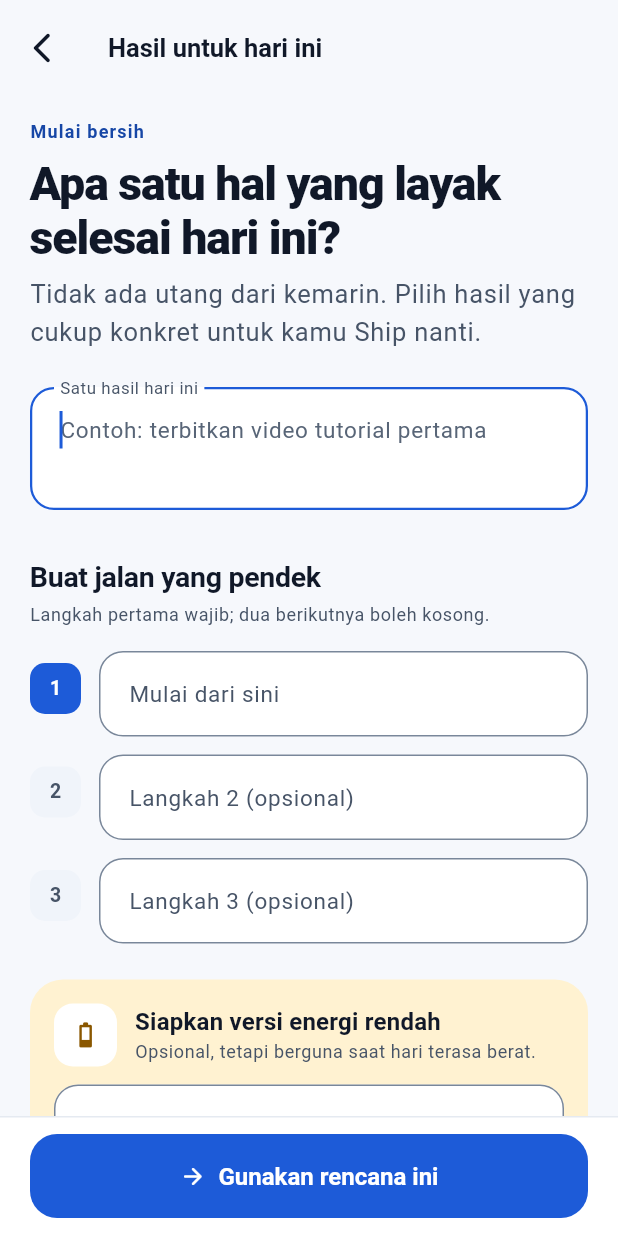
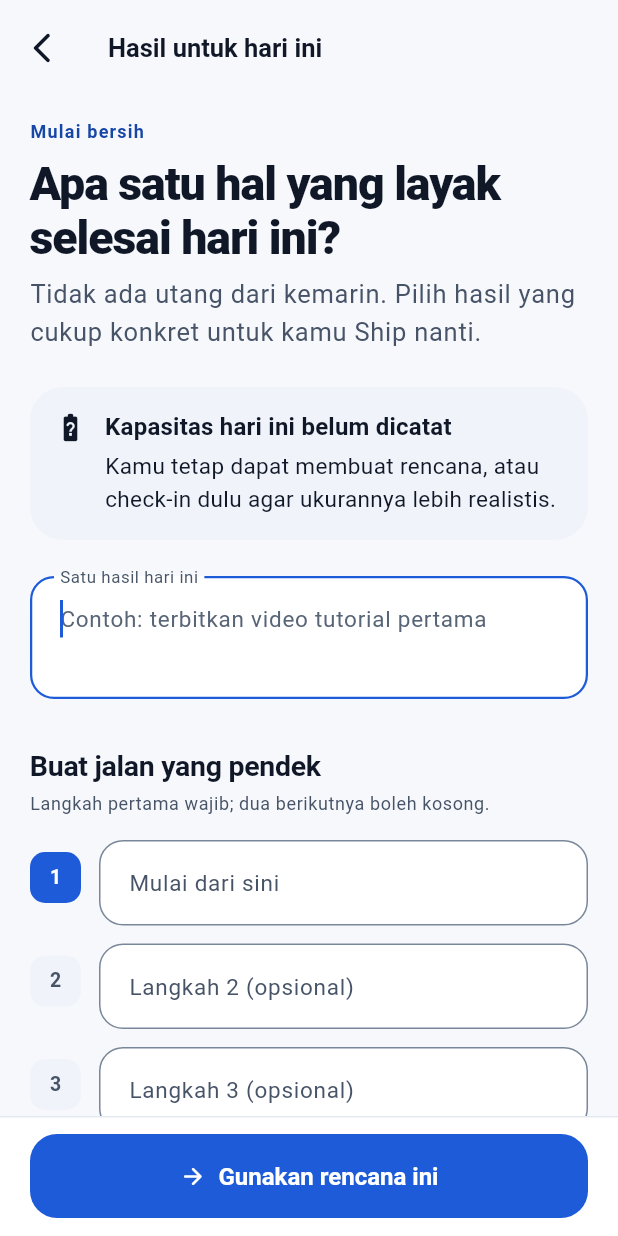
Before and after one commit to kuro-usagi-labs/satu-dulu, a Flutter app: the CreateDailyPlanScreen screen opened by its route, on a phone screen of 412 x 824 dp. Run offline on Flutter 3.47's test engine with Material 3 defaults, Android fonts, the phone set to English and light mode, and no system bars; our stand-ins replace drift, drift_flutter, file_picker, flutter_local_notifications, flutter_riverpod, go_router and 1 more; missing offline and left inert: pdfrx; accounts and stored records are empty; generated files the repository leaves out were written again.

Commit message:
feat: size daily plans from check-in and Restart Capsule

```diff
--- a/lib/features/today/presentation/screens/create_daily_plan_screen.dart
+++ b/lib/features/today/presentation/screens/create_daily_plan_screen.dart
@@ -4,6 +4,8 @@ import 'package:go_router/go_router.dart';
 import 'package:satu_dulu/app/theme/app_theme.dart';
 import 'package:satu_dulu/core/errors/app_exception.dart';
 import 'package:satu_dulu/core/widgets/app_primitives.dart';
+import 'package:satu_dulu/features/anti_forget/domain/entities/anti_forget_models.dart';
+import 'package:satu_dulu/features/anti_forget/presentation/controllers/anti_forget_providers.dart';
 import 'package:satu_dulu/features/projects/domain/entities/tracker_models.dart';
 import 'package:satu_dulu/features/projects/presentation/controllers/tracker_providers.dart';
 
@@ -20,6 +22,7 @@ class _CreateDailyPlanScreenState extends ConsumerState<CreateDailyPlanScreen> {
   final _outcomeController = TextEditingController();
   final _lowEnergyController = TextEditingController();
   final _actionControllers = List.generate(3, (_) => TextEditingController());
+  bool _suggestionsLoaded = false;
   bool _saving = false;
 
   @override
@@ -34,6 +37,9 @@ class _CreateDailyPlanScreenState extends ConsumerState<CreateDailyPlanScreen> {
 
   @override
   Widget build(BuildContext context) {
+    final support = ref.watch(antiForgetTodaySupportProvider(DateTime.now()));
+    support.whenData(_loadSuggestions);
+
     return Scaffold(
       appBar: AppBar(
         title: const Text('Hasil untuk hari ini'),
@@ -67,6 +73,35 @@ class _CreateDailyPlanScreenState extends ConsumerState<CreateDailyPlanScreen> {
                 context,
               ).textTheme.bodyLarge?.copyWith(color: AppColors.textSecondary),
             ),
+            if (support.value?.checkIn case final checkIn?) ...[
+              const SizedBox(height: AppSpacing.section),
+              AppNotice(
+                icon: checkIn.energyLevel == EnergyLevel.low
+                    ? Icons.battery_1_bar_rounded
+                    : Icons.schedule_rounded,
+                title:
+                    '${_energyLabel(checkIn.energyLevel)} · ${checkIn.capacityLabel}',
+                description: _capacityGuidance(checkIn),
+                background: checkIn.energyLevel == EnergyLevel.low
+                    ? AppColors.warningSoft
+                    : AppColors.accentSoft,
+                foreground: checkIn.energyLevel == EnergyLevel.low
+                    ? AppColors.warning
+                    : AppColors.accentDeep,
+              ),
+            ] else ...[
+              const SizedBox(height: AppSpacing.section),
+              AppNotice(
+                icon: Icons.battery_unknown_rounded,
+                title: 'Kapasitas hari ini belum dicatat',
+                description:
+                    'Kamu tetap dapat membuat rencana, atau check-in dulu agar ukurannya lebih realistis.',
+                action: TextButton(
+                  onPressed: () => context.push('/check-in'),
+                  child: const Text('Check-in'),
+                ),
+              ),
+            ],
             const SizedBox(height: AppSpacing.section),
             TextFormField(
               controller: _outcomeController,
@@ -203,6 +238,36 @@ class _CreateDailyPlanScreenState extends ConsumerState<CreateDailyPlanScreen> {
     );
   }
 
+  void _loadSuggestions(AntiForgetTodaySupport support) {
+    if (_suggestionsLoaded) return;
+    _suggestionsLoaded = true;
+    final nextAction = support.capsule?.nextAction?.trim();
+    if (nextAction?.isNotEmpty == true) {
+      _actionControllers.first.text = nextAction!;
+      if (support.checkIn?.energyLevel == EnergyLevel.low) {
+        _lowEnergyController.text = nextAction;
+      }
+    }
+  }
+
+  String _energyLabel(EnergyLevel level) => switch (level) {
+    EnergyLevel.low => 'Energi rendah',
+    EnergyLevel.normal => 'Energi normal',
+    EnergyLevel.high => 'Energi tinggi',
+  };
+
+  String _capacityGuidance(DailyCheckIn checkIn) {
+    if (checkIn.energyLevel == EnergyLevel.low ||
+        checkIn.availableMinutes <= 10) {
+      return 'Buat outcome sekecil mungkin dan gunakan hanya satu langkah utama.';
+    }
+    if (checkIn.energyLevel == EnergyLevel.high &&
+        checkIn.availableMinutes >= 60) {
+      return 'Kapasitas cukup untuk outcome penuh, tetapi tetap batasi maksimal tiga langkah.';
+    }
+    return 'Pilih satu output kecil yang dapat selesai dalam satu sesi fokus.';
+  }
+
   String? _required(String? value) {
     return value == null || value.trim().isEmpty ? 'Wajib diisi.' : null;
   }
@@ -226,6 +291,7 @@ class _CreateDailyPlanScreenState extends ConsumerState<CreateDailyPlanScreen> {
             ),
           );
       ref.invalidate(todayProvider);
+      ref.invalidate(antiForgetTodaySupportProvider);
       if (mounted) context.go('/today');
     } on AppException catch (error) {
       if (mounted) {
```
